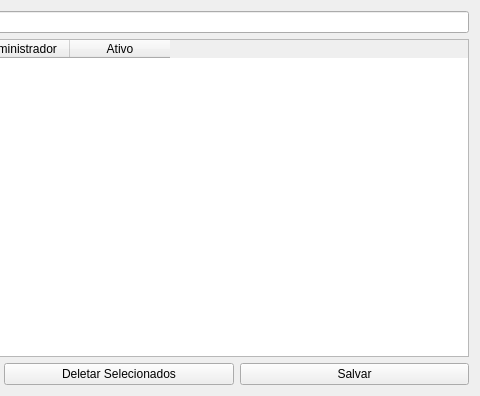
This is uis/managementUsersPrivileges.ui in dsgoficial/SAP_Gerente as Qt 5 draws it before an edit; both pictures show x 242 to 722 and y 0 to 396 of the 722 by 396 pixel window. The edited form follows.
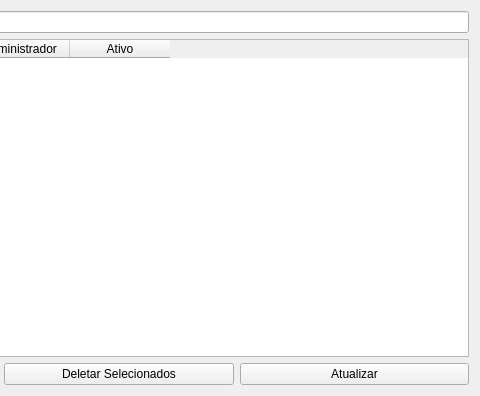
This is the edited form.

```diff
--- a/uis/managementUsersPrivileges.ui
+++ b/uis/managementUsersPrivileges.ui
@@ -64,7 +64,7 @@
      <item>
       <widget class="QPushButton" name="saveBtn">
        <property name="text">
-        <string>Salvar</string>
+        <string>Atualizar</string>
        </property>
       </widget>
      </item>
```
